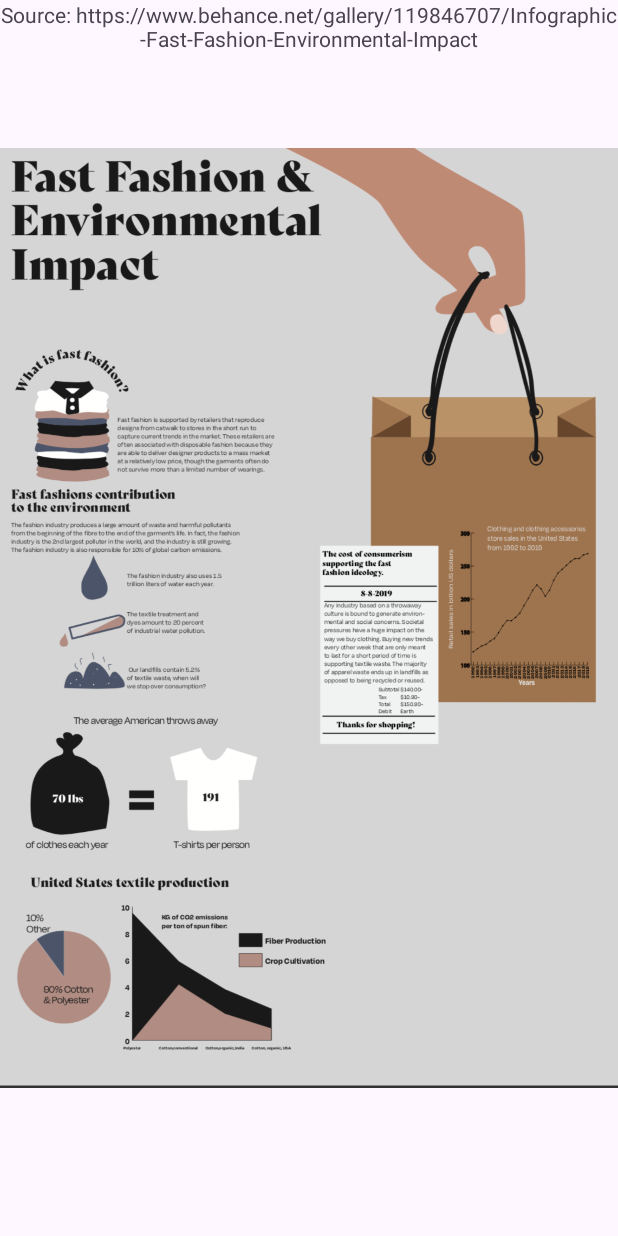
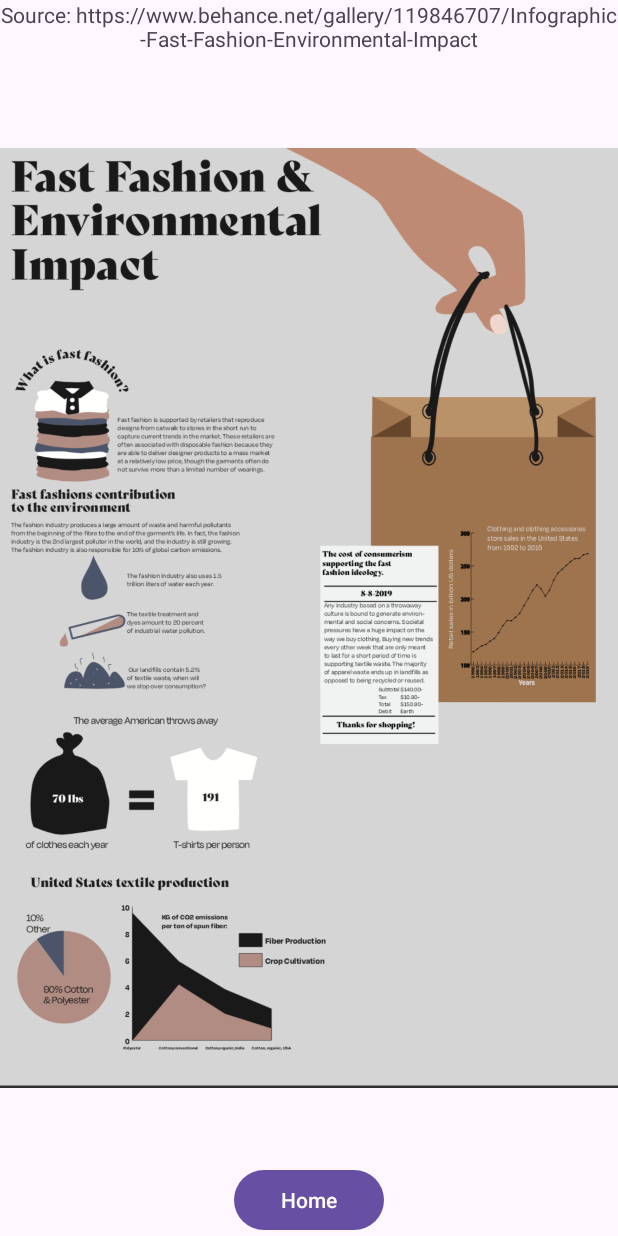
Before and after one commit to danFeller/SloFashion, an Android app: the FastFashionStatsActivity screen opened directly, with no data from a screen before it, on a phone screen of 412 x 824 dp. Run offline under Robolectric (Android 15) with nearby library versions, the phone set to English and light mode, and no system bars.

```diff
--- a/app/src/main/java/com/example/slofashion/ManualEntryActivity.java
+++ b/app/src/main/java/com/example/slofashion/ManualEntryActivity.java
@@ -92,4 +92,10 @@ public class ManualEntryActivity extends AppCompatActivity {
         i.putExtra("SLIDER_VALUE_2", update2);
         startActivity(i);
     }
+
+    public void toStats(View v) {
+        // Button submitButton = findViewById(R.id.button_fast_fashion_stats);
+        Intent i = new Intent(this, FastFashionStatsActivity.class);
+        startActivity(i);
+    }
 }
--- a/app/src/main/res/layout/activity_fastfashionstats.xml
+++ b/app/src/main/res/layout/activity_fastfashionstats.xml
@@ -5,9 +5,6 @@
     android:layout_width="match_parent"
     android:layout_height="match_parent"
     tools:context=".FastFashionStatsActivity">
-
-
-
 
     <TextView
         android:layout_width="wrap_content"
@@ -25,6 +22,24 @@
         android:src="@drawable/fast_fashion"
         app:layout_constraintEnd_toEndOf="parent"
         app:layout_constraintStart_toStartOf="parent" />
+
+    <LinearLayout
+        android:layout_width="match_parent"
+        android:layout_height="match_parent"
+        android:gravity="center">
+
+        <Button
+            android:id="@+id/button_home"
+            android:layout_width="100dp"
+            android:layout_height="wrap_content"
+            android:layout_gravity="bottom"
+            android:onClick="toHome"
+            android:text="Home"
+            app:layout_constraintBottom_toBottomOf="parent" />
+
+    </LinearLayout>
+
+
 
     <!-- <TextView
          android:layout_width="wrap_content"
```
Also changed, not shown: app/src/main/java/com/example/slofashion/FastFashionStatsActivity.java (+7 -0 lines), app/src/main/res/layout/activity_manualentry.xml (+15 -0 lines).
